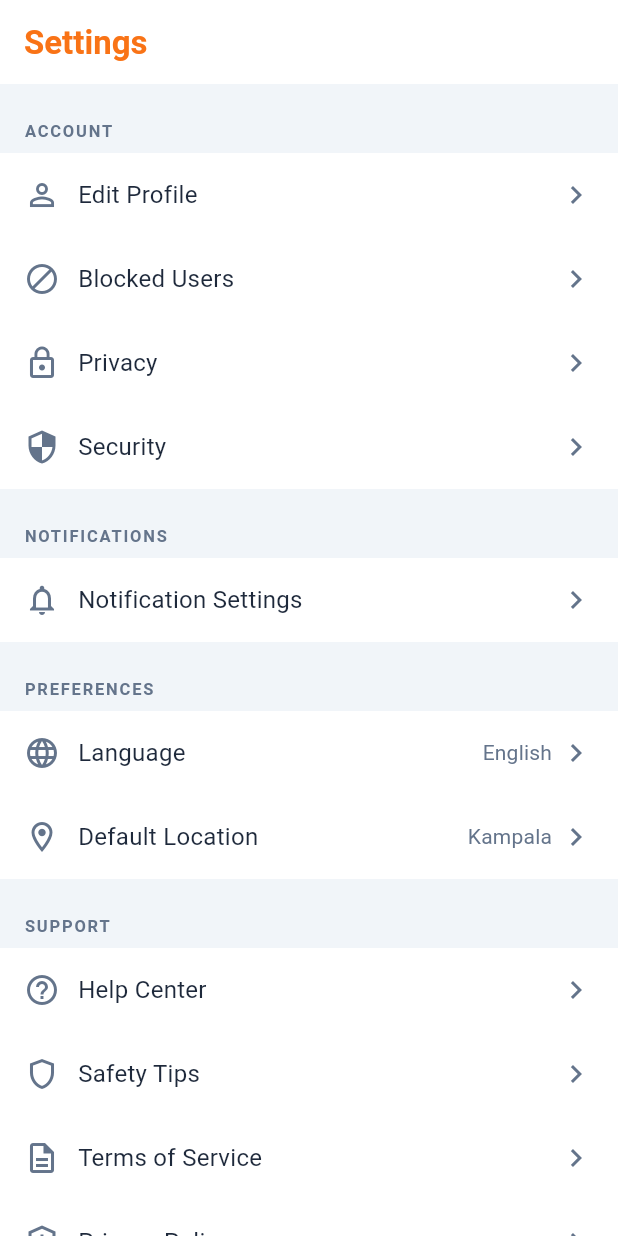
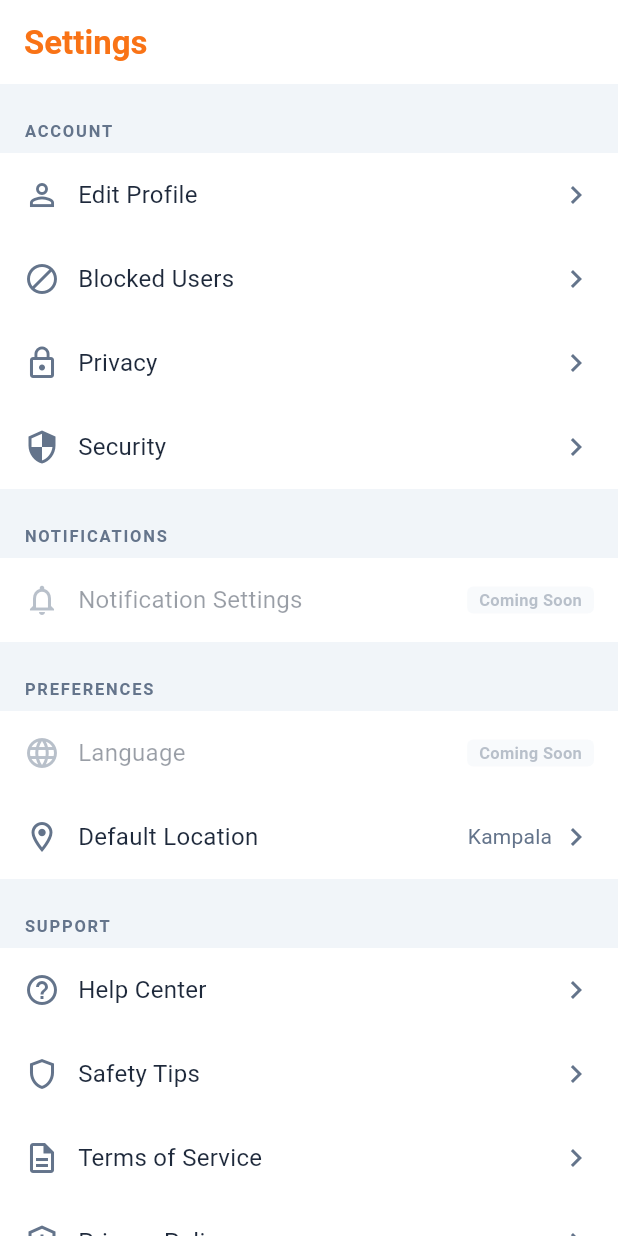
Before and after one commit to ipanga/tekka_uganda, a Flutter app: the SettingsScreen screen opened by its route, on a phone screen of 412 x 824 dp. Run offline on Flutter 3.47's test engine with Material 3 defaults, Android fonts, the phone set to English and light mode, and no system bars; our stand-ins replace cached_network_image, connectivity_plus, dio, firebase_auth, firebase_core, firebase_messaging and 13 more; accounts and stored records are empty; generated files the repository leaves out were written again; network calls fail.

Commit message:
Disable placeholder settings and show dynamic app version
- Notification Settings, Language, Rate the App: disabled with
  "Coming Soon" badge, reduced opacity, and snackbar on tap
- App Version: replaced hardcoded '1.0.0' with package_info_plus
  showing real version + build number per flavor
- Removed unused rate_app_provider and language_provider imports

Co-Authored-By: Claude Opus 4.6 <noreply@anthropic.com>

```diff
--- a/apps/mobile/lib/features/profile/presentation/screens/settings_screen.dart
+++ b/apps/mobile/lib/features/profile/presentation/screens/settings_screen.dart
@@ -1,14 +1,17 @@
 import 'package:flutter/material.dart';
 import 'package:flutter_riverpod/flutter_riverpod.dart';
 import 'package:go_router/go_router.dart';
+import 'package:package_info_plus/package_info_plus.dart';
 
 import '../../../../core/theme/theme.dart';
 import '../../../../router/app_router.dart';
 import '../../../auth/application/auth_provider.dart';
-import '../../application/rate_app_provider.dart';
-import '../../application/language_provider.dart';
 import '../../application/location_provider.dart';
-import '../widgets/rate_app_dialog.dart';
+
+/// Cached package info provider
+final _packageInfoProvider = FutureProvider<PackageInfo>((ref) async {
+  return PackageInfo.fromPlatform();
+});
 
 /// App settings screen
 class SettingsScreen extends ConsumerWidget {
@@ -17,6 +20,7 @@ class SettingsScreen extends ConsumerWidget {
   @override
   Widget build(BuildContext context, WidgetRef ref) {
     final colorScheme = Theme.of(context).colorScheme;
+    final packageInfo = ref.watch(_packageInfoProvider);
 
     return Scaffold(
       backgroundColor: colorScheme.surfaceContainerHighest,
@@ -66,7 +70,7 @@ class SettingsScreen extends ConsumerWidget {
                 _SettingsTile(
                   icon: Icons.notifications_outlined,
                   title: 'Notification Settings',
-                  onTap: () => context.push(AppRoutes.notificationSettings),
+                  enabled: false,
                 ),
               ],
             ),
@@ -78,7 +82,22 @@ class SettingsScreen extends ConsumerWidget {
           _SectionHeader(title: 'Preferences'),
           Container(
             color: colorScheme.surface,
-            child: Column(children: [_LanguageTile(), _LocationTile()]),
+            child: Column(
+              children: [
+                _SettingsTile(
+                  icon: Icons.language,
+                  title: 'Language',
+                  trailing: Text(
+                    'English',
+                    style: AppTypography.bodyMedium.copyWith(
+                      color: colorScheme.onSurfaceVariant.withValues(alpha: 0.5),
+                    ),
+                  ),
+                  enabled: false,
+                ),
+                _LocationTile(),
+              ],
+            ),
           ),
 
           const SizedBox(height: AppSpacing.space4),
@@ -124,10 +143,23 @@ class SettingsScreen extends ConsumerWidget {
                 _SettingsTile(
                   icon: Icons.info_outline,
                   title: 'App Version',
-                  trailing: Text(
-                    '1.0.0',
+                  trailing: packageInfo.when(
+                    data: (info) => Text(
+                      '${info.version} (${info.buildNumber})',
                       style: AppTypography.bodyMedium.copyWith(
                         color: colorScheme.onSurfaceVariant,
+                      ),
+                    ),
+                    loading: () => const SizedBox(
+                      width: 16,
+                      height: 16,
+                      child: CircularProgressIndicator(strokeWidth: 2),
+                    ),
+                    error: (_, __) => Text(
+                      'Unknown',
+                      style: AppTypography.bodyMedium.copyWith(
+                        color: colorScheme.onSurfaceVariant,
+                      ),
                     ),
                   ),
                   showChevron: false,
@@ -136,7 +168,7 @@ class SettingsScreen extends ConsumerWidget {
                 _SettingsTile(
                   icon: Icons.star_outline,
                   title: 'Rate the App',
-                  onTap: () => _showRateAppDialog(context, ref),
+                  enabled: false,
                 ),
               ],
             ),
@@ -159,7 +191,7 @@ class SettingsScreen extends ConsumerWidget {
                   icon: Icons.delete_outline,
                   title: 'Delete Account',
                   isDestructive: true,
-                  onTap: () => _showDeleteAccountDialog(context),
+                  onTap: () => context.push(AppRoutes.accountDeletion),
                 ),
               ],
             ),
@@ -192,28 +224,6 @@ class SettingsScreen extends ConsumerWidget {
         ],
       ),
     );
-  }
-
-  void _showDeleteAccountDialog(BuildContext context) {
-    context.push(AppRoutes.accountDeletion);
-  }
-
-  void _showRateAppDialog(BuildContext context, WidgetRef ref) {
-    final rateAppState = ref.read(rateAppProvider);
-
-    // If user has already rated, show a thank you message
-    if (rateAppState.hasRated) {
-      ScaffoldMessenger.of(context).showSnackBar(
-        const SnackBar(
-          content: Text('Thank you for rating Tekka!'),
-          backgroundColor: AppColors.success,
-        ),
-      );
-      return;
-    }
-
-    // Show the rate app bottom sheet
-    RateAppBottomSheet.show(context);
   }
 }
 
@@ -252,6 +262,7 @@ class _SettingsTile extends StatelessWidget {
     this.onTap,
     this.isDestructive = false,
     this.showChevron = true,
+    this.enabled = true,
   });
 
   final IconData icon;
@@ -260,15 +271,21 @@ class _SettingsTile extends StatelessWidget {
   final VoidCallback? onTap;
   final bool isDestructive;
   final bool showChevron;
+  final bool enabled;
 
   @override
   Widget build(BuildContext context) {
     final colorScheme = Theme.of(context).colorScheme;
+    final effectiveOpacity = enabled ? 1.0 : 0.45;
 
-    return ListTile(
+    return Opacity(
+      opacity: effectiveOpacity,
+      child: ListTile(
         leading: Icon(
           icon,
-        color: isDestructive ? colorScheme.error : colorScheme.onSurfaceVariant,
+          color: isDestructive
+              ? colorScheme.error
+              : colorScheme.onSurfaceVariant,
         ),
         title: Text(
           title,
@@ -276,39 +293,38 @@ class _SettingsTile extends StatelessWidget {
             color: isDestructive ? colorScheme.error : colorScheme.onSurface,
           ),
         ),
-      trailing:
-          trailing ??
-          (showChevron && onTap != null
-              ? Icon(Icons.chevron_right, color: colorScheme.onSurfaceVariant)
-              : null),
-      onTap: onTap,
-    );
-  }
-}
-
-class _LanguageTile extends ConsumerWidget {
-  @override
-  Widget build(BuildContext context, WidgetRef ref) {
-    final languageState = ref.watch(languageProvider);
-    final colorScheme = Theme.of(context).colorScheme;
-
-    return ListTile(
-      leading: Icon(Icons.language, color: colorScheme.onSurfaceVariant),
-      title: Text('Language', style: AppTypography.bodyLarge),
-      trailing: Row(
-        mainAxisSize: MainAxisSize.min,
-        children: [
-          Text(
-            languageState.selectedLanguage.displayName,
-            style: AppTypography.bodyMedium.copyWith(
+        trailing: !enabled
+            ? Container(
+                padding: const EdgeInsets.symmetric(horizontal: 8, vertical: 2),
+                decoration: BoxDecoration(
+                  color: colorScheme.surfaceContainerHighest,
+                  borderRadius: BorderRadius.circular(4),
+                ),
+                child: Text(
+                  'Coming Soon',
+                  style: AppTypography.labelSmall.copyWith(
                     color: colorScheme.onSurfaceVariant,
                   ),
                 ),
-          const SizedBox(width: 4),
-          Icon(Icons.chevron_right, color: colorScheme.onSurfaceVariant),
-        ],
+              )
+            : trailing ??
+                (showChevron && onTap != null
+                    ? Icon(
+                        Icons.chevron_right,
+                        color: colorScheme.onSurfaceVariant,
+                      )
+                    : null),
+        onTap: enabled
+            ? onTap
+            : () {
+                ScaffoldMessenger.of(context).showSnackBar(
+                  const SnackBar(
+                    content: Text('Feature coming soon'),
+                    duration: Duration(seconds: 1),
                   ),
-      onTap: () => context.push(AppRoutes.language),
+                );
+              },
+      ),
     );
   }
 }
--- a/apps/mobile/pubspec.yaml
+++ b/apps/mobile/pubspec.yaml
@@ -68,6 +68,7 @@ dependencies:
   json_annotation: ^4.9.0
   equatable: ^2.0.7
   logger: ^2.5.0
+  package_info_plus: ^9.0.0
 
 dev_dependencies:
   flutter_test:
```
Also changed, not shown: apps/mobile/pubspec.lock, 1 other file. Lines whose indentation alone changed are shown as unchanged.
